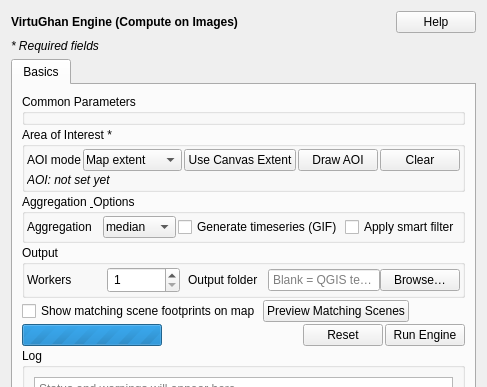
Qt form virtughan_qgis/engine/engine_form.ui (virtughan/qgis-plugin) before a commit; both pictures show x 0 to 487 and y 0 to 387 of the 487 by 605 pixel window.
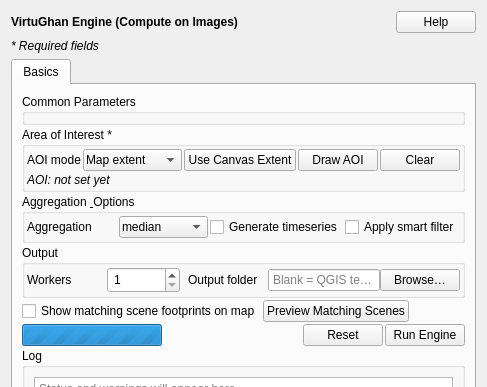
The same form after that commit.

Commit message: Update timeseries label wording

```diff
--- a/virtughan_qgis/engine/engine_form.ui
+++ b/virtughan_qgis/engine/engine_form.ui
@@ -158,7 +158,7 @@
           </item>
           <item row="0" column="2">
            <widget class="QCheckBox" name="timeseriesCheck">
-            <property name="text"><string>Generate timeseries (GIF)</string></property>
+            <property name="text"><string>Generate timeseries</string></property>
             <property name="toolTip"><string>Create intermediate results and a GIF</string></property>
             <!-- Default unchecked -->
             <property name="checked"><bool>false</bool></property>
```
The commit also changes 3 other files.
